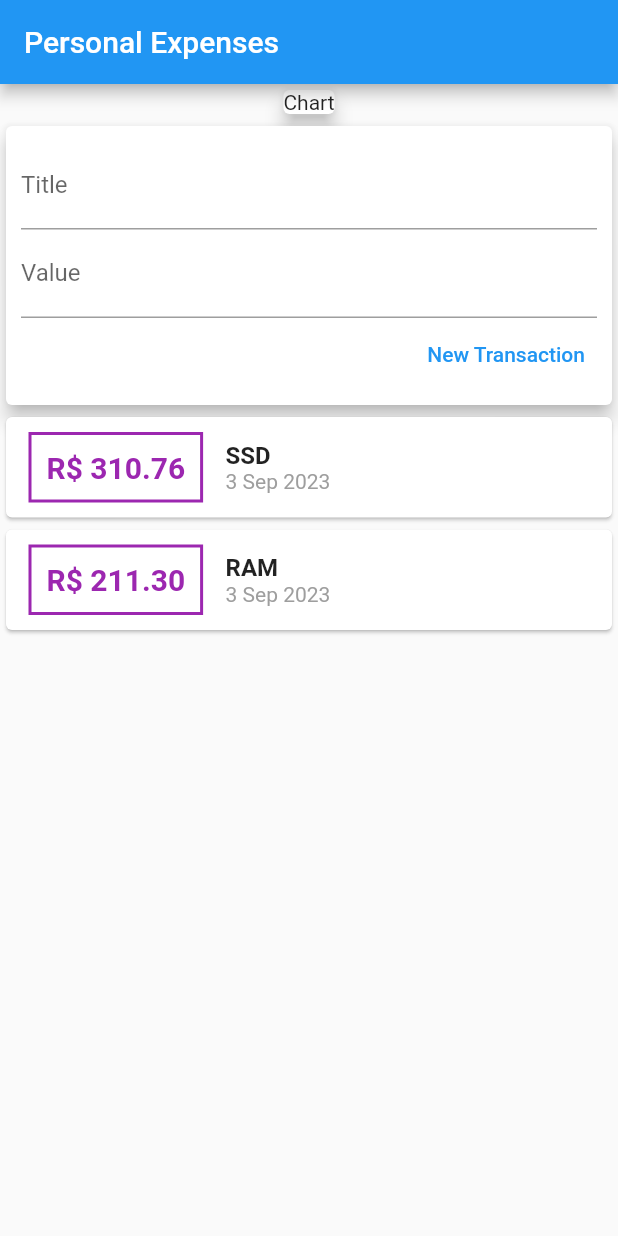
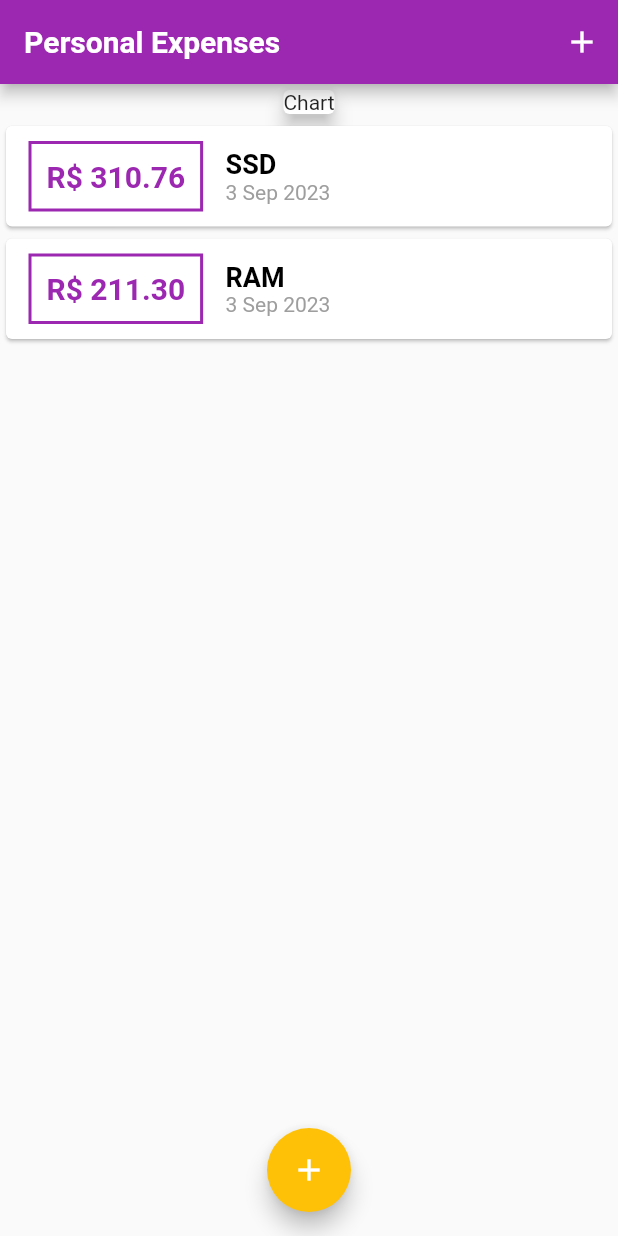
Before and after one commit to FLCampa/personal-expenses, a Flutter app: the screen it shows after launch, on a phone screen of 412 x 824 dp. Run offline on Flutter 3.47's test engine with Material 2 defaults, Android fonts, the phone set to English and light mode, and no system bars; Roboto replaces fonts that are missing (OpenSans).

Commit message:
feat: app theme creation

```diff
--- a/lib/components/transaction_list.dart
+++ b/lib/components/transaction_list.dart
@@ -44,10 +44,7 @@ class TransactionList extends StatelessWidget {
                 children: [
                   Text(
                     tr.title,
-                    style: TextStyle(
-                      fontSize: 16,
-                      fontWeight: FontWeight.bold,
-                    ),
+                    style: Theme.of(context).textTheme.titleMedium,
                   ),
                   Text(
                     DateFormat('d MMM y').format(tr.date),
--- a/lib/components/transaction_user.dart
+++ /dev/null
@@ -1,53 +0,0 @@
-import 'dart:math';
-
-import 'package:flutter/material.dart';
-import 'transaction_form.dart';
-import 'transaction_list.dart';
-import '../models/transaction.dart';
-
-class TransactionUser extends StatefulWidget {
-  const TransactionUser({super.key});
-
-  @override
-  State<TransactionUser> createState() => _TransactionUserState();
-}
-
-class _TransactionUserState extends State<TransactionUser> {
-  final _transactions = [
-    Transaction(
-      id: 't1',
-      title: 'SSD',
-      value: 310.76,
-      date: DateTime.now(),
-    ),
-    Transaction(
-      id: 't2',
-      title: 'RAM',
-      value: 211.30,
-      date: DateTime.now(),
-    ),
-  ];
-
-  _addTransaction(String title, double value) {
-    final newTransaction = Transaction(
-      id: Random().nextDouble().toString(),
-      title: title,
-      value: value,
-      date: DateTime.now(),
-    );
-
-    setState(() {
-      _transactions.add(newTransaction);
-    });
-  }
-
-  @override
-  Widget build(BuildContext context) {
-    return Column(
-      children: [
-        TransactionForm(_addTransaction),
-        TransactionList(_transactions),
-      ],
-    );
-  }
-}
--- a/lib/main.dart
+++ b/lib/main.dart
@@ -1,6 +1,10 @@
 // ignore_for_file: prefer_const_constructors
 import 'package:flutter/material.dart';
-import 'package:flutter_expenses/components/transaction_user.dart';
+import 'dart:math';
+
+import './components/transaction_form.dart';
+import './components/transaction_list.dart';
+import '../models/transaction.dart';
 
 void main() => runApp(const ExpensesApp());
 
@@ -9,25 +13,97 @@ class ExpensesApp extends StatelessWidget {
 
   @override
   Widget build(BuildContext context) {
+    final ThemeData myTheme = ThemeData();
+
     return MaterialApp(
       home: MyHomePage(),
+      theme: myTheme.copyWith(
+        colorScheme: myTheme.colorScheme.copyWith(
+          primary: Colors.purple,
+          secondary: Colors.amber,
+        ),
+        textTheme: myTheme.textTheme.copyWith(
+          titleMedium: TextStyle(
+            fontFamily: 'Roboto',
+            fontSize: 18,
+            fontWeight: FontWeight.bold,
+            color: Colors.black,
+          ),
+        ),
+        appBarTheme: AppBarTheme(
+          titleTextStyle: TextStyle(
+            fontFamily: 'OpenSans',
+            fontSize: 20,
+            fontWeight: FontWeight.bold,
+          ),
+        ),
+      ),
     );
   }
 }
 
-class MyHomePage extends StatelessWidget {
+class MyHomePage extends StatefulWidget {
   const MyHomePage({super.key});
+
+  @override
+  State<MyHomePage> createState() => _MyHomePageState();
+}
+
+class _MyHomePageState extends State<MyHomePage> {
+  final _transactions = [
+    Transaction(
+      id: 't1',
+      title: 'SSD',
+      value: 310.76,
+      date: DateTime.now(),
+    ),
+    Transaction(
+      id: 't2',
+      title: 'RAM',
+      value: 211.30,
+      date: DateTime.now(),
+    ),
+  ];
+
+  _addTransaction(String title, double value) {
+    final newTransaction = Transaction(
+      id: Random().nextDouble().toString(),
+      title: title,
+      value: value,
+      date: DateTime.now(),
+    );
+
+    setState(() {
+      _transactions.add(newTransaction);
+    });
+
+    //close modal
+    Navigator.of(context).pop();
+  }
+
+  _openTransactionFormModal(BuildContext context) {
+    showModalBottomSheet(
+      context: context,
+      builder: (_) {
+        return TransactionForm(_addTransaction);
+      },
+    );
+  }
 
   @override
   Widget build(BuildContext context) {
     return Scaffold(
       appBar: AppBar(
         title: const Text('Personal Expenses'),
+        actions: [
+          IconButton(
+            icon: Icon(Icons.add),
+            onPressed: () => _openTransactionFormModal(context),
+          ),
+        ],
       ),
       body: SingleChildScrollView(
         child: Column(
-          //mainAxisAlignment: MainAxisAlignment.spaceAround,
-          //crossAxisAlignment: CrossAxisAlignment.stretch, //ocupa todo espaco
           children: [
             Container(
               child: const Card(
@@ -35,10 +111,15 @@ class MyHomePage extends StatelessWidget {
                 child: Text('Chart'),
               ),
             ),
-            TransactionUser(),
+            TransactionList(_transactions),
           ],
         ),
       ),
+      floatingActionButton: FloatingActionButton(
+        child: Icon(Icons.add),
+        onPressed: () => _openTransactionFormModal(context),
+      ),
+      floatingActionButtonLocation: FloatingActionButtonLocation.centerFloat,
     );
   }
 }
```
Also changed, not shown: lib/components/transaction_form.dart (+23 -9 lines), pubspec.yaml (+12 -0 lines), assets/fonts/OpenSans-Bold.ttf (added), assets/fonts/OpenSans-Regular.ttf (added), assets/fonts/Roboto-Bold.ttf (added), assets/fonts/Roboto-Regular.ttf (added).
